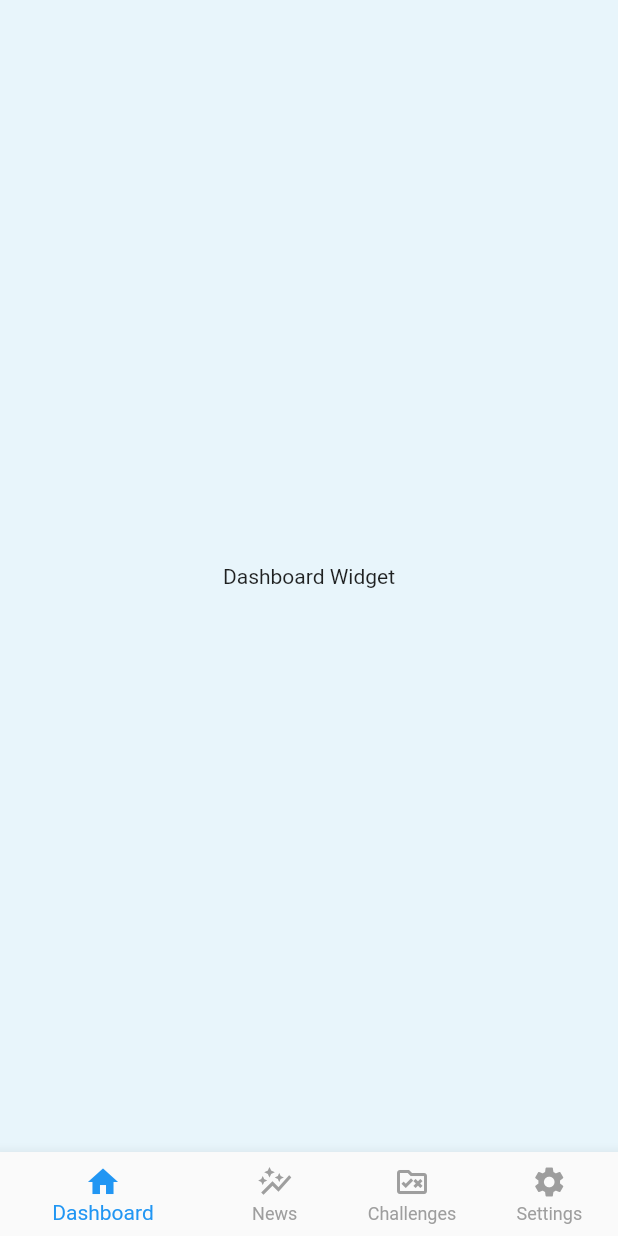
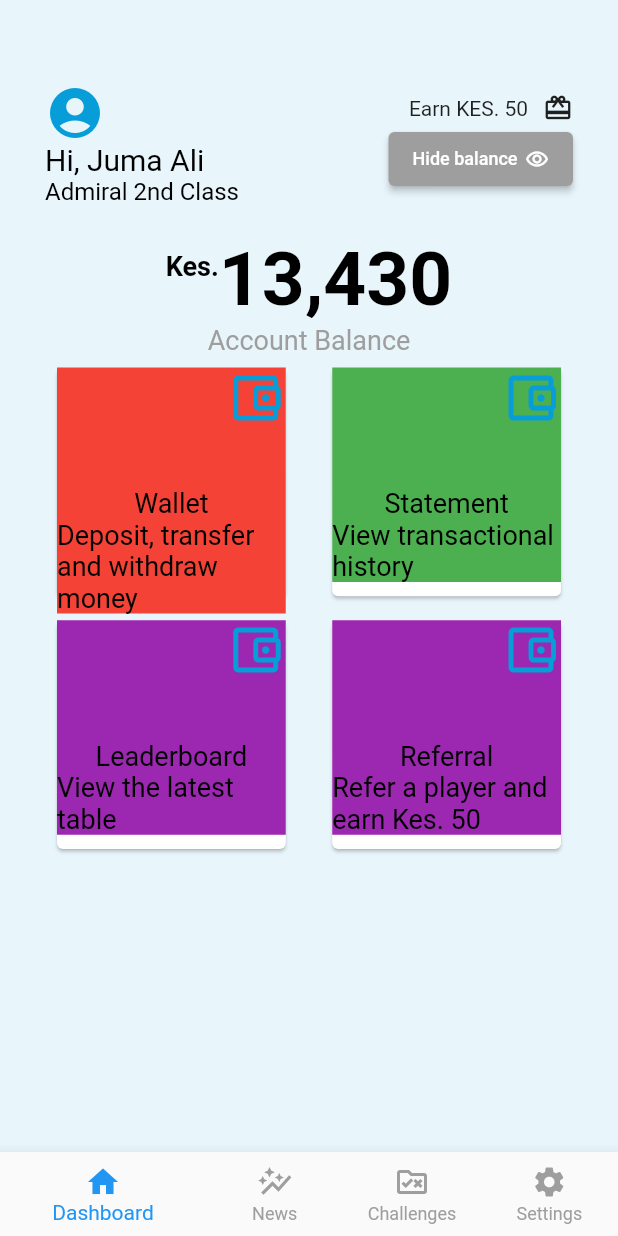
Before and after one commit to dennismwagiru/symmetrical-spoon, a Flutter app: the HomeScreen screen opened by its route, on a phone screen of 412 x 824 dp. Run offline on Flutter 3.47's test engine with Material 2 defaults, Android fonts, the phone set to English and light mode, and no system bars; our stand-ins replace shared_preferences; accounts and stored records are empty; Roboto replaces fonts that are missing (Ubuntu).

Commit message:
Dashboard structure

```diff
--- a/lib/ui/screens/home_screen.dart
+++ b/lib/ui/screens/home_screen.dart
@@ -38,9 +38,7 @@ class _HomeScreenState extends State<HomeScreen> {
   Widget build(BuildContext context) {
     return Scaffold(
       backgroundColor: CustomColor.secondaryColor,
-      body: Center(
-        child: widgetOptions.elementAt(selectedIndex),
-      ),
+      body: widgetOptions.elementAt(selectedIndex),
       bottomNavigationBar: BottomNavigationBar(
         items: [
           BottomNavigationBarItem(
--- /dev/null
+++ b/lib/ui/widgets/common/balance_widget.dart
@@ -0,0 +1,38 @@
+import 'package:flutter/material.dart';
+import 'package:tuntigi/utils/custom_style.dart';
+import 'package:tuntigi/utils/dimensions.dart';
+import 'package:tuntigi/utils/strings.dart';
+
+class BalanceWidget extends StatelessWidget {
+  const BalanceWidget({Key? key}) : super(key: key);
+
+  @override
+  Widget build(BuildContext context) {
+    return Column(
+      mainAxisAlignment: MainAxisAlignment.center,
+      children: [
+        Row(
+            crossAxisAlignment: CrossAxisAlignment.start,
+            mainAxisAlignment: MainAxisAlignment.center,
+            children: [
+              Padding(
+                padding: const EdgeInsets.only(top: 10),
+                child: Text(
+                    Strings.currency,
+                    style: CustomStyle.currencyStyle
+                ),
+              ),
+              Text(
+                Strings.balanceAmount,
+                style: CustomStyle.balanceAmountStyle,
+              )
+            ]
+        ),
+        Text(
+          Strings.accountBalance,
+          style: CustomStyle.walletAccountBalanceStyle,
+        )
+      ],
+    );
+  }
+}
--- /dev/null
+++ b/lib/ui/widgets/dashboard_card.dart
@@ -0,0 +1,50 @@
+import 'package:flutter/material.dart';
+import 'package:tuntigi/utils/colors.dart';
+
+class DashboardCard extends StatelessWidget {
+  final Color color;
+  final IconData icon;
+  final String title;
+  final String subTitle;
+
+  const DashboardCard({Key? key, required this.color, required this.icon, required this.title, required this.subTitle, }) : super(key: key);
+
+  @override
+  Widget build(BuildContext context) {
+    return Card(
+        elevation: 1.0,
+        margin: const EdgeInsets.all(8.0),
+        child: Wrap(
+          children: [
+            Container(
+              decoration: BoxDecoration(color: color),
+              child: Column(
+                crossAxisAlignment: CrossAxisAlignment.end,
+                verticalDirection: VerticalDirection.down,
+                children: <Widget>[
+                  Icon(
+                    icon,
+                    size: 40.0,
+                    color: CustomColor.primaryColor,
+                  ),
+                  SizedBox(height: 40.0),
+                  Center(
+                    child: Text(title,
+                        style:
+                        TextStyle(fontSize: 18.0, color: Colors.black)
+                    ),
+                  ),
+                  Center(
+                    child: Text(subTitle,
+                        style:
+                        TextStyle(fontSize: 18.0, color: Colors.black)
+                    ),
+                  )
+                ],
+              ),
+            )
+          ],
+        )
+    );
+  }
+}
--- /dev/null
+++ b/lib/ui/widgets/dashboard_grid_view.dart
@@ -0,0 +1,44 @@
+import 'package:flutter/material.dart';
+import 'package:tuntigi/ui/widgets/dashboard_card.dart';
+import 'package:tuntigi/utils/colors.dart';
+import 'package:tuntigi/utils/strings.dart';
+
+class DashboardGridView extends StatelessWidget {
+  const DashboardGridView({Key? key}) : super(key: key);
+
+  @override
+  Widget build(BuildContext context) {
+    return Expanded(
+        child: GridView.count(
+            crossAxisCount: 2,
+            crossAxisSpacing: 15,
+            children: [
+              DashboardCard(
+                  color: Colors.red,
+                  icon: Icons.account_balance_wallet_outlined,
+                  title: Strings.wallet,
+                  subTitle: Strings.walletDesc
+              ),
+              DashboardCard(
+                  color: Colors.green,
+                  icon: Icons.account_balance_wallet_outlined,
+                  title: Strings.statement,
+                  subTitle: Strings.statementDesc
+              ),
+              DashboardCard(
+                  color: Colors.purple,
+                  icon: Icons.account_balance_wallet_outlined,
+                  title: Strings.leaderboard,
+                  subTitle: Strings.leaderboardDesc
+              ),
+              DashboardCard(
+                  color: Colors.purple,
+                  icon: Icons.account_balance_wallet_outlined,
+                  title: Strings.referral,
+                  subTitle: Strings.referralDesc
+              ),
+            ]
+        )
+    );
+  }
+}
--- a/lib/ui/widgets/home/challenges_widget.dart
+++ b/lib/ui/widgets/home/challenges_widget.dart
@@ -5,6 +5,8 @@ class ChallengesWidget extends StatelessWidget {
 
   @override
   Widget build(BuildContext context) {
-    return const Text('Challenges Fragment');
+    return const Center(
+      child: Text('Challenges Fragment'),
+    );
   }
 }
--- a/lib/ui/widgets/home/dashboard_widget.dart
+++ b/lib/ui/widgets/home/dashboard_widget.dart
@@ -1,10 +1,42 @@
 import 'package:flutter/material.dart';
+import 'package:tuntigi/app/app_routes.dart';
+import 'package:tuntigi/ui/widgets/common/balance_widget.dart';
+import 'package:tuntigi/ui/widgets/dashboard_card.dart';
+import 'package:tuntigi/ui/widgets/dashboard_grid_view.dart';
+import 'package:tuntigi/ui/widgets/profile/profile_header_widget.dart';
+import 'package:tuntigi/ui/widgets/profile/wallet_widget.dart';
+import 'package:tuntigi/ui/widgets/profile/profile_widget.dart';
+import 'package:tuntigi/utils/colors.dart';
+import 'package:tuntigi/utils/custom_style.dart';
+import 'package:tuntigi/utils/dimensions.dart';
+import 'package:tuntigi/utils/strings.dart';
 
 class DashboardWidget extends StatelessWidget {
   const DashboardWidget({super.key});
 
   @override
   Widget build(BuildContext context) {
-    return const Text('Dashboard Widget');
+    return SizedBox(
+        width: MediaQuery.of(context).size.width,
+        height: MediaQuery.of(context).size.height,
+        child: Padding(
+          padding: const EdgeInsets.only(
+              left: 30.0,
+              top: 55.0,
+              right: 30.0
+          ),
+          // child: DashboardGridView()
+          child: Column(
+              mainAxisAlignment: MainAxisAlignment.start,
+              crossAxisAlignment: CrossAxisAlignment.start,
+              children: [
+                ProfileHeaderWidget(),
+                SizedBox(height: 20,),
+                const BalanceWidget(),
+                DashboardGridView(),
+              ]
+          ),
+        )
+    );
   }
 }
--- a/lib/ui/widgets/home/news_widget.dart
+++ b/lib/ui/widgets/home/news_widget.dart
@@ -5,6 +5,8 @@ class NewsWidget extends StatelessWidget {
 
   @override
   Widget build(BuildContext context) {
-    return const Text('News Fragment');
+    return const Center(
+      child: Text('News Fragment'),
+    );
   }
 }
--- a/lib/ui/widgets/home/settings_widget.dart
+++ b/lib/ui/widgets/home/settings_widget.dart
@@ -5,6 +5,8 @@ class SettingsWidget extends StatelessWidget {
 
   @override
   Widget build(BuildContext context) {
-    return const Text('Settings Fragment');
+    return const Center(
+      child: Text('Settings Fragment'),
+    );
   }
 }
--- /dev/null
+++ b/lib/ui/widgets/profile/profile_header_widget.dart
@@ -0,0 +1,21 @@
+import 'package:flutter/material.dart';
+import 'package:tuntigi/ui/widgets/profile/profile_widget.dart';
+import 'package:tuntigi/ui/widgets/profile/wallet_widget.dart';
+import 'package:tuntigi/utils/colors.dart';
+import 'package:tuntigi/utils/custom_style.dart';
+import 'package:tuntigi/utils/strings.dart';
+
+class ProfileHeaderWidget extends StatelessWidget {
+  const ProfileHeaderWidget({Key? key}) : super(key: key);
+
+  @override
+  Widget build(BuildContext context) {
+    return Row(
+      children: const [
+        ProfileWidget(),
+        Spacer(),
+        WalletWidget()
+      ],
+    );
+  }
+}
--- /dev/null
+++ b/lib/ui/widgets/profile/profile_widget.dart
@@ -0,0 +1,33 @@
+import 'package:flutter/material.dart';
+import 'package:tuntigi/utils/colors.dart';
+import 'package:tuntigi/utils/custom_style.dart';
+import 'package:tuntigi/utils/strings.dart';
+
+class ProfileWidget extends StatelessWidget {
+  const ProfileWidget({Key? key}) : super(key: key);
+
+  @override
+  Widget build(BuildContext context) {
+    return Column(
+      mainAxisAlignment: MainAxisAlignment.start,
+      crossAxisAlignment: CrossAxisAlignment.start,
+      children: [
+        GestureDetector(
+          child: const Icon(
+            Icons.account_circle,
+            color: CustomColor.primaryColor,
+            size: 40.0,
+          ),
+        ),
+        Text(
+          Strings.greeting,
+          style: CustomStyle.titleStyle,
+        ),
+        Text(
+          Strings.designation,
+          style: CustomStyle.subTitleStyle,
+        ),
+      ],
+    );
+  }
+}
--- /dev/null
+++ b/lib/ui/widgets/profile/wallet_widget.dart
@@ -0,0 +1,51 @@
+import 'package:flutter/material.dart';
+import 'package:tuntigi/utils/custom_style.dart';
+import 'package:tuntigi/utils/dimensions.dart';
+import 'package:tuntigi/utils/strings.dart';
+
+class WalletWidget extends StatelessWidget {
+  const WalletWidget({Key? key}) : super(key: key);
+
+  @override
+  Widget build(BuildContext context) {
+    return Column(
+        crossAxisAlignment: CrossAxisAlignment.end,
+        children: [
+          Row(
+            children: [
+              Text(
+                Strings.earn,
+              ),
+              const Padding(
+                padding: EdgeInsets.only(
+                    right: Dimensions.marginSize / 2
+                ),
+              ),
+              GestureDetector(
+                child: const Icon(
+                  Icons.card_giftcard,
+                  size: 20.0,
+                ),
+              ),
+            ],
+          ),
+          ElevatedButton(
+            onPressed: () {},
+
+            style: const ButtonStyle(
+              backgroundColor: MaterialStatePropertyAll<Color>(Colors.grey),
+            ),
+            child: Row(
+              children: [
+                Text(Strings.hideBalance, style: const TextStyle(
+                    fontSize: 12
+                )),
+                const SizedBox(width: 5),
+                const Icon(Icons.remove_red_eye_outlined, size: 16,),
+              ],
+            ),
+          ),
+        ]
+    );
+  }
+}
--- a/lib/utils/custom_style.dart
+++ b/lib/utils/custom_style.dart
@@ -4,6 +4,24 @@ import 'colors.dart';
 import 'dimensions.dart';
 
 class CustomStyle {
+
+  static var balanceAmountStyle = TextStyle(
+    color: Colors.black,
+    fontSize: 50,
+    fontWeight: FontWeight.w700,
+  );
+
+  static var currencyStyle = TextStyle(
+    color: Colors.black,
+    fontSize: 18,
+    fontWeight: FontWeight.w700,
+  );
+
+  static var walletAccountBalanceStyle = TextStyle(
+    color: Colors.grey,
+    fontSize: 18
+  );
+
   static var titleStyle = TextStyle(
       color: Colors.black,
       fontSize: Dimensions.extraLargeTextSize
--- a/lib/utils/strings.dart
+++ b/lib/utils/strings.dart
@@ -26,4 +26,24 @@ class Strings {
   // Registration Success Screen
   static String signupSuccessful = 'Sign up successful';
   static String signupSuccessfulDesc = 'You have successfully signup to Tuntigi Gaming Community.';
+
+  // Dashboard Widget
+  static String earn = 'Earn KES. 50';
+  static String greeting = 'Hi, Juma Ali';
+  static String designation = 'Admiral 2nd Class';
+  static String showBalance = 'Show balance';
+  static String hideBalance = 'Hide balance';
+  static String currency = 'Kes.';
+  static String balanceAmount = '13,430';
+  static String accountBalance = 'Account Balance';
+
+  static String wallet = 'Wallet';
+  static String walletDesc = 'Deposit, transfer and withdraw money';
+  static String statement = 'Statement';
+  static String statementDesc = 'View transactional history';
+  static String leaderboard = 'Leaderboard';
+  static String leaderboardDesc = 'View the latest table';
+  static String referral = 'Referral';
+  static String referralDesc = 'Refer a player and earn Kes. 50';
+
 }
--- a/pubspec.yaml
+++ b/pubspec.yaml
@@ -60,9 +60,9 @@ flutter:
   uses-material-design: true
 
   # To add assets to your application, add an assets section, like this:
-  # assets:
-  #   - images/a_dot_burr.jpeg
-  #   - images/a_dot_ham.jpeg
+#  assets:
+#     - assets
+#     - assets/images/
 
   # An image asset can refer to one or more resolution-specific "variants", see
   # https://flutter.dev/assets-and-images/#resolution-aware
```
Also changed, not shown: assets/images/profile.png (added).
